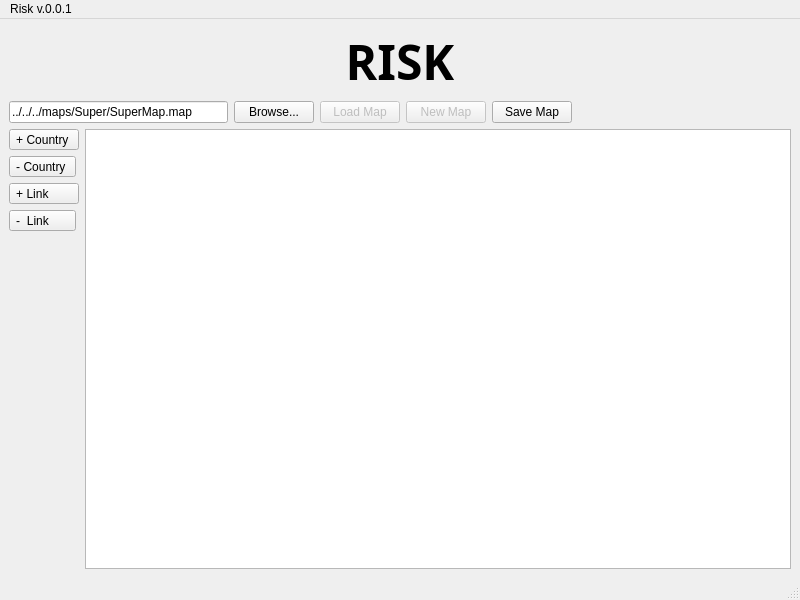
Old version of the form gui/map_editor.ui in the repository TaimoorRana/Risk.
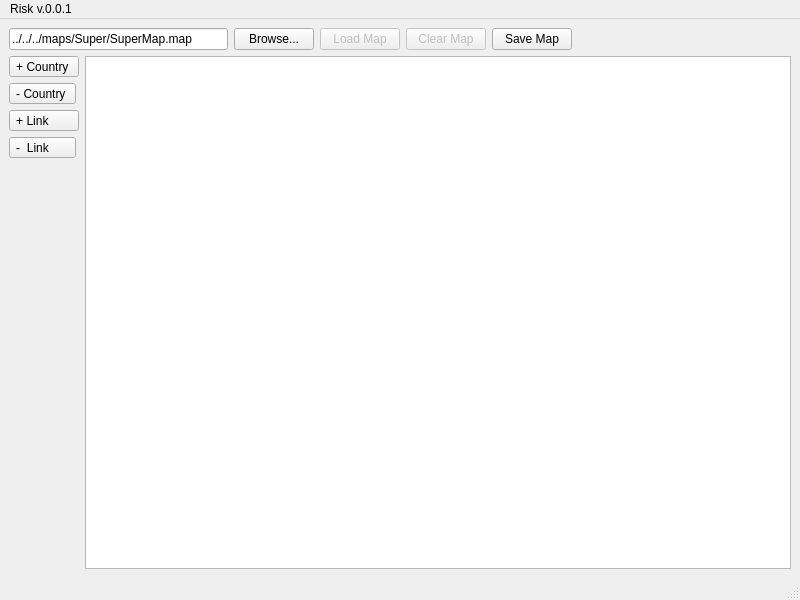
New version of the form.

Commit message: Removed RISK name on top of map editor, which was stealing 80px tall, and also added useful tooltips to the map editor.

Patch:
```diff
--- a/gui/map_editor.ui
+++ b/gui/map_editor.ui
@@ -15,24 +15,6 @@
   </property>
   <widget class="QWidget" name="centralwidget">
    <layout class="QVBoxLayout" name="verticalLayout_2">
-    <item>
-     <widget class="QLabel" name="label">
-      <property name="font">
-       <font>
-        <family>Avenir Next</family>
-        <pointsize>36</pointsize>
-        <weight>75</weight>
-        <bold>true</bold>
-       </font>
-      </property>
-      <property name="text">
-       <string>RISK</string>
-      </property>
-      <property name="alignment">
-       <set>Qt::AlignCenter</set>
-      </property>
-     </widget>
-    </item>
     <item>
      <layout class="QHBoxLayout" name="horizontalLayout">
       <property name="bottomMargin">
@@ -68,7 +50,7 @@
          <bool>false</bool>
         </property>
         <property name="text">
-         <string>New Map</string>
+         <string>Clear Map</string>
         </property>
        </widget>
       </item>
@@ -154,7 +136,11 @@
        </layout>
       </item>
       <item>
-       <widget class="QGraphicsView" name="graphicsView"/>
+       <widget class="QGraphicsView" name="graphicsView">
+        <property name="toolTip">
+         <string>When no tool is selected, you can click and drag to move countries around.</string>
+        </property>
+       </widget>
       </item>
      </layout>
     </item>
```
Left out of the diff: 28 changed lines with no effect on the pictures.
